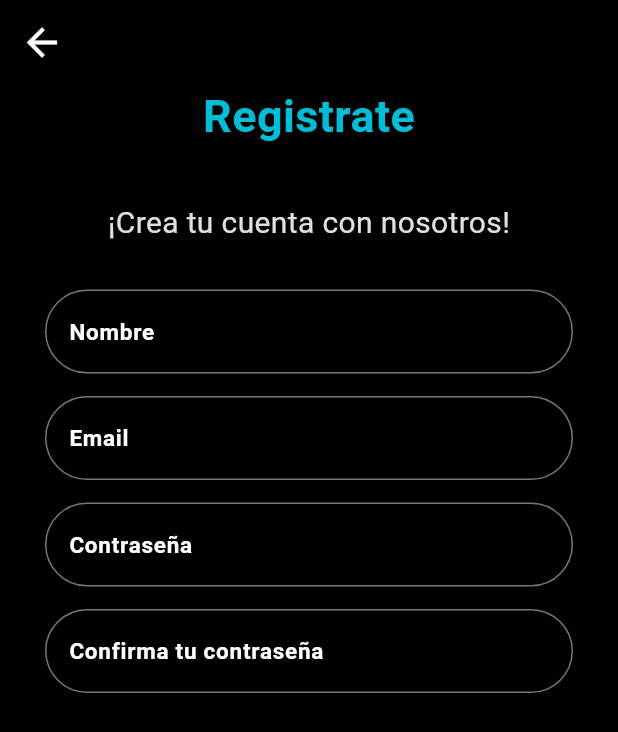
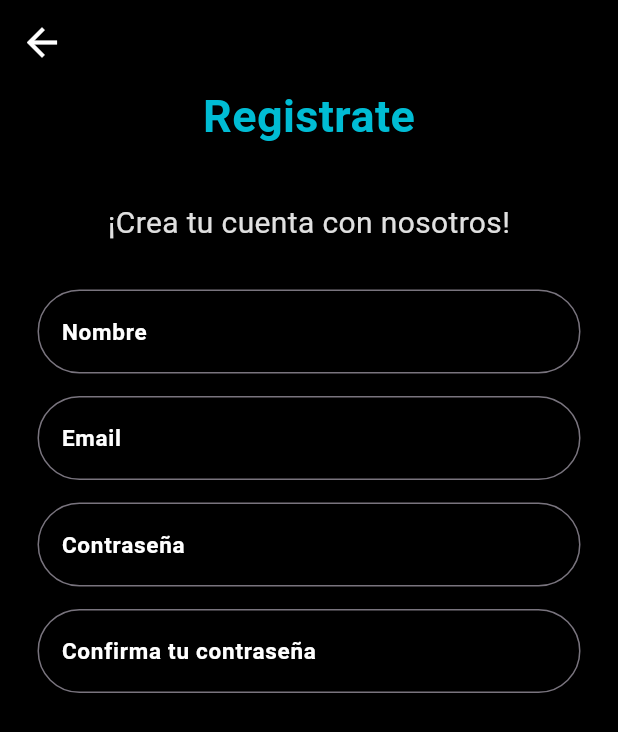
Before and after one commit to JDvarela675/Tarea2.2_lenguajes, a Flutter app: the screen it shows after launch, after a tap on "¡Registrate aquí!", on a phone screen of 412 x 824 dp. Shown: the top 732 px of the screen. Run offline on Flutter 3.47's test engine with Material 3 defaults, Android fonts, the phone set to English and light mode, and no system bars.

Commit message:
cambios diseño login/botones/cajasDeTexto

```diff
--- a/login_page/lib/pages/login_page.dart
+++ b/login_page/lib/pages/login_page.dart
@@ -21,27 +21,29 @@ class _LoginPageState extends State<LoginPage> {
     return Scaffold(
       backgroundColor: Colors.black,
       resizeToAvoidBottomInset: false,
-      appBar: AppBar( toolbarHeight: 13,backgroundColor: Colors.black,),
-      body: SafeArea(
+      appBar: AppBar( toolbarHeight: 50 ,backgroundColor: Colors.black,),
+      body: SingleChildScrollView(
         child: Padding(
-        padding: EdgeInsets.all(15.0),
+        padding: const EdgeInsets.symmetric(horizontal: 25),
         child: Column(
+
           children: [
             Icon( Icons.group,
                 size: 70,
                 color: Colors.cyan,
                 ),
 
-           SizedBox(height: 20),
+        const SizedBox(height: 20),
 
          Container(
           child: const Row(
             mainAxisAlignment: MainAxisAlignment.center,
             children: [
-              Text('Bienvenidos a LoginPage',
+              Text(' ¡Bienvenidos!',
           style: TextStyle(
           color: Colors.white,
           fontSize: 30,
+          fontWeight: FontWeight.bold,
          ),
          ),
          Icon(Icons.group_sharp,
@@ -51,32 +53,45 @@ class _LoginPageState extends State<LoginPage> {
           ),
          ),
 
-         SizedBox(height: 35),
+        const SizedBox(height: 35),
 
         CustomTextBox(Title: 'Usuario',UserController: userController,hintText: 'Ingresa tu usuario',),
-          SizedBox(height: 20),
+
+        const SizedBox(height: 20),
 
          TextField(
+          cursorColor: Colors.white,
           style: TextStyle(color: Colors.white),
           controller: passwordController,
           keyboardType: TextInputType.visiblePassword,
           //ocultar el texto para la contraseña
           obscureText:mostrar,
           decoration: InputDecoration(
-      label: Text('Contraeña',
-      style: const TextStyle(
+            label: const Text('Contraeña',
+            style: TextStyle(
 
             color: Colors.white,
             fontWeight: FontWeight.bold,
             fontSize: 15
             ),
           ),
+
           hintText: 'Ingresa tu contraseña',
 
+          //bordes cuando esta des-eleccionado
           border: const OutlineInputBorder(
+                  borderSide: BorderSide(color: Colors.white, width: 1.5),
                   borderRadius: BorderRadius.all(
-              Radius.circular(100),
+                    Radius.circular(200),
+                  )
           ),
+
+          //bordes cuando esta seleccionado
+          focusedBorder: const OutlineInputBorder(
+                  borderSide: BorderSide(color: Colors.cyan, width: 2.5),
+                  borderRadius: BorderRadius.all(
+                    Radius.circular(200),
+                  )
           ),
 
           suffix: IconButton(onPressed: (){
@@ -90,11 +105,7 @@ class _LoginPageState extends State<LoginPage> {
         ),
         ),
 
-
-
-
-
-        SizedBox(height: 21),
+        SizedBox(height: 20),
 
         FloatingActionButton.extended(
           onPressed: (){
@@ -139,21 +150,29 @@ class _LoginPageState extends State<LoginPage> {
           Navigator.pushNamed(context, '/homepage',arguments: Usuario(userController.text));
           },
          label: const Text(
-          'Login',
+          'Iniciar Sesión',
           style: TextStyle(
             fontSize: 18,
              fontWeight: FontWeight.bold,
              color: Colors.white
              ),
           ),
-       backgroundColor: Colors.cyan,
+       backgroundColor: Colors.black,
+       elevation: 0,
+       shape: RoundedRectangleBorder(
+        borderRadius: BorderRadius.circular(16),
+        side: BorderSide(
+          color: Colors.cyan,
+          width: 2,
+        )
+       ),
 
 
         ),
-        SizedBox(height: 15),
+        SizedBox(height: 20),
 
       const Text(
-        "O",
+        "ó",
         style: TextStyle(color: Colors.white,
         fontWeight: FontWeight.bold),
       ),
@@ -178,20 +197,23 @@ class _LoginPageState extends State<LoginPage> {
                       ],
                   ),
               ),
-              SizedBox(height: 23,),
+              SizedBox(height: 30,),
 
-             Row(
+             Column(
               mainAxisAlignment: MainAxisAlignment.center,
               children: [
-              const Text('No tienes una cuenta con nosotros?',
-              style: TextStyle(fontSize: 14,color: Colors.white),),
+              const Text('¿No tienes una cuenta con nosotros?',
+              style: TextStyle(fontSize: 15,color: Colors.white),),
+
+                //SizedBox(height: 5),
+
                 TextButton(
                     onPressed: () {
                        Navigator.pushNamed(context, '/singup');
 
                     },
                     child: const Text(
-                      " ¡Registrate aquí!",
+                      "¡Registrate aquí!",
                       style: TextStyle(color: Colors.cyan,fontWeight: FontWeight.bold),
                     ),
                   ),
--- a/login_page/lib/pages/sing_up_page.dart
+++ b/login_page/lib/pages/sing_up_page.dart
@@ -16,6 +16,7 @@ class SingUpPage extends StatelessWidget {
       appBar: AppBar(
         elevation: 0,
         backgroundColor: Colors.black,
+
         leading: IconButton(
           onPressed: (){
             Navigator.pop(context);
@@ -28,7 +29,7 @@ class SingUpPage extends StatelessWidget {
       body: SingleChildScrollView(
 
         child: Container(
-          padding: const EdgeInsets.symmetric(horizontal: 30),
+          padding: const EdgeInsets.symmetric(horizontal: 25),
 
           child: Column(
             mainAxisAlignment: MainAxisAlignment.spaceEvenly,
--- a/login_page/lib/widgets/caja_texto.dart
+++ b/login_page/lib/widgets/caja_texto.dart
@@ -12,7 +12,7 @@ class CustomTextBox extends StatelessWidget {
   Widget build(BuildContext context) {
 
    return TextField(
-
+      cursorColor: Colors.white,
       style: TextStyle(color: Colors.white),
     controller: UserController,
       keyboardType: keyboardType,
@@ -33,12 +33,21 @@ class CustomTextBox extends StatelessWidget {
 
         hintText: hintText,
 
-           border: const OutlineInputBorder(
-            borderRadius: BorderRadius.all(
-              Radius.circular(200),
-            ),
-          ),
+      //bordes cuando esta des-eleccionado
+      border: const OutlineInputBorder(
+              borderSide: BorderSide(color: Colors.white, width: 1.5),
+              borderRadius: BorderRadius.all(
+                Radius.circular(200),
+              )
+      ),
 
+      //bordes cuando esta seleccionado
+      focusedBorder: const OutlineInputBorder(
+              borderSide: BorderSide(color: Colors.cyan, width: 2.5),
+              borderRadius: BorderRadius.all(
+                Radius.circular(200),
+              )
+      ),
 
 
     ),
```
Lines whose indentation alone changed are shown as unchanged.
